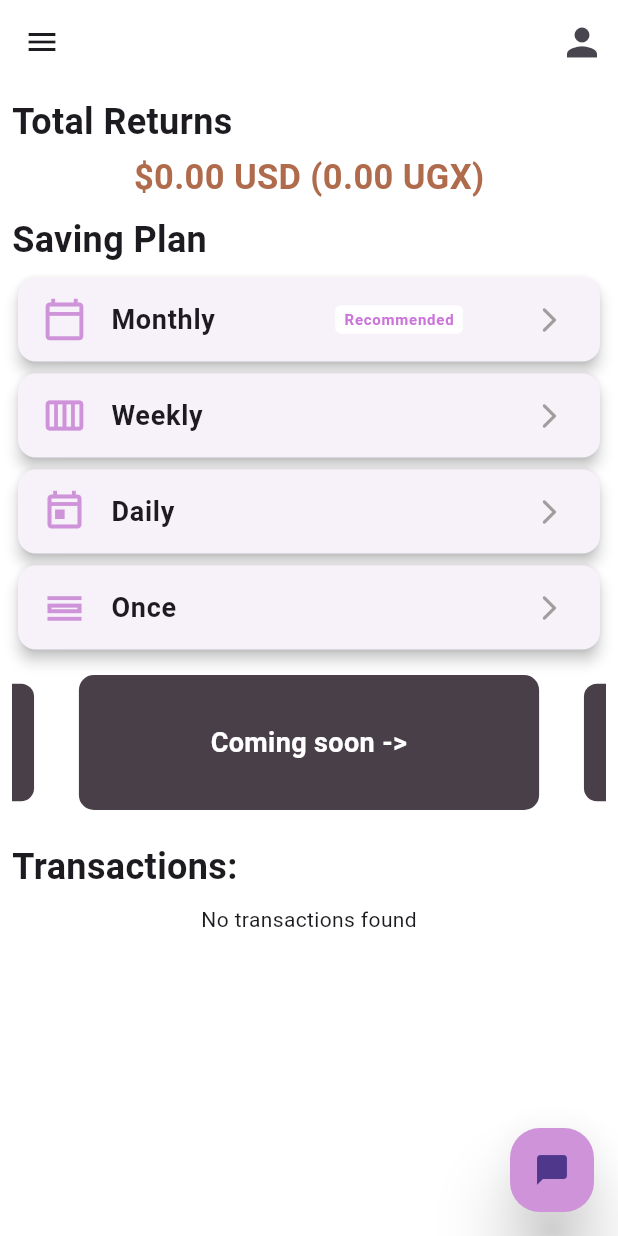
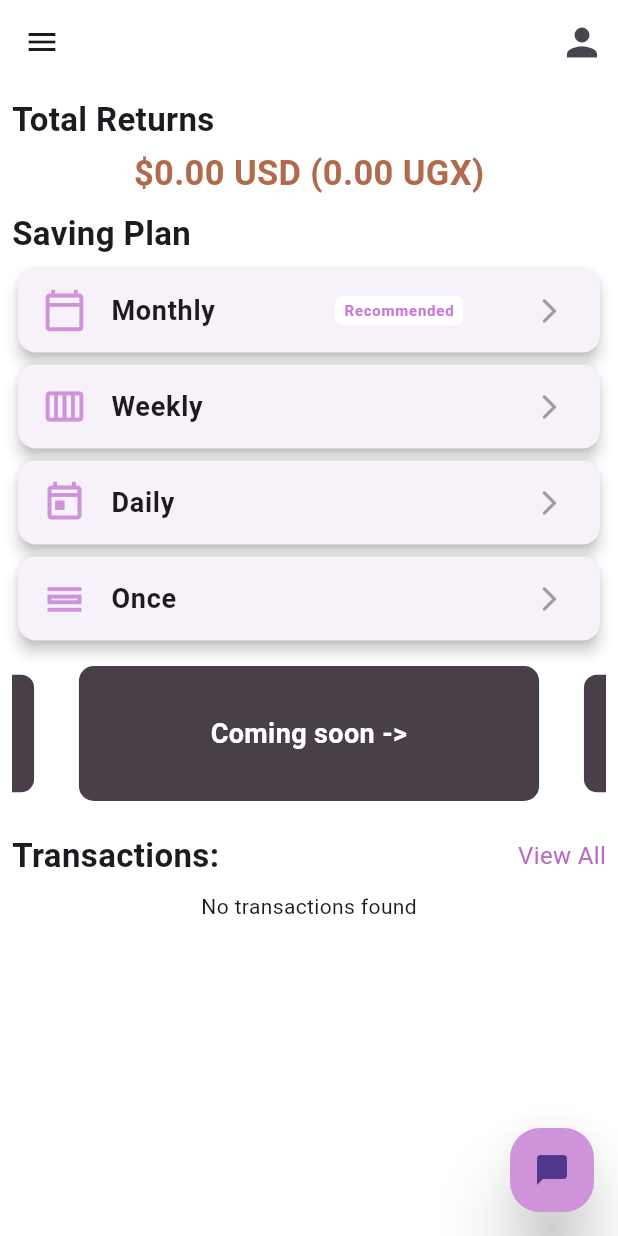
Before and after one commit to HerbertK-93/KcfApp, a Flutter app: the screen it shows once a user with an empty profile is signed in, on a phone screen of 412 x 824 dp. Run offline on Flutter 3.47's test engine with Material 3 defaults, Android fonts, the light colour scheme and no system bars; drawn by our look-alikes of carousel_slider; our stand-ins replace cached_network_image, cloud_firestore, firebase_auth, firebase_core, firebase_storage, image_picker and 1 more; accounts and stored records are empty.

Commit message:
Latest Changes

```diff
--- a/lib/main.dart
+++ b/lib/main.dart
@@ -38,12 +38,11 @@ class MyApp extends StatelessWidget {
       child: MaterialApp(
         debugShowCheckedModeBanner: false,
         title: 'Kings Cogent',
-        themeMode: ThemeMode.system, // Enable system theme mode
+        themeMode: ThemeMode.system,
         theme: ThemeData.light().copyWith(
           scaffoldBackgroundColor: Colors.white,
         ),
         darkTheme: ThemeData.dark().copyWith(
-            // Customize dark theme if needed
         ),
         builder: (context, child) {
           return MediaQuery(
@@ -54,7 +53,7 @@ class MyApp extends StatelessWidget {
         routes: {
           '/login': (context) => const LoginScreen(),
         },
-        home: const SplashScreen(), // Set SplashScreen as the home screen
+        home: const SplashScreen(),
       ),
     );
   }
--- a/lib/responsive/mobile_screen_layout.dart
+++ b/lib/responsive/mobile_screen_layout.dart
@@ -1,5 +1,6 @@
 import 'package:flutter/material.dart';
 import 'package:carousel_slider/carousel_slider.dart';
+import 'package:kings_cogent/screens/alltransactions_screen.dart';
 import 'package:kings_cogent/screens/daily_screen.dart';
 import 'package:kings_cogent/screens/monthly_screen.dart';
 import 'package:kings_cogent/screens/once_screen.dart';
@@ -33,10 +34,16 @@ class _MobileScreenLayoutState extends State<MobileScreenLayout> {
   double? expectedReturns;
   List<Map<String, dynamic>> _transactionHistory = [];
   double _totalMonthlyReturns = 0.0;
+  ValueNotifier<bool> _notifier = ValueNotifier(false);
 
   @override
   void initState() {
     super.initState();
+    _initSharedPreferences();
+  }
+
+  Future<void> _initSharedPreferences() async {
+    await SharedPreferences.getInstance();
     _loadTransactionHistory();
   }
 
@@ -44,28 +51,27 @@ class _MobileScreenLayoutState extends State<MobileScreenLayout> {
     SharedPreferences prefs = await SharedPreferences.getInstance();
     List<String>? history = prefs.getStringList('transaction_history');
     if (history != null) {
-      setState(() {
-        _transactionHistory = history.map((item) {
+      List<Map<String, dynamic>> updatedHistory = history.map((item) {
         Map<String, dynamic> transaction = {};
         List<String> details = item.split('|');
         transaction['date'] = details[0];
         transaction['amount'] = double.parse(details[1]);
         return transaction;
       }).toList();
-        _calculateTotalMonthlyReturns();
-      });
-    }
+
+      double total = 0.0;
+      const interestRate = 0.12;
+      for (var transaction in updatedHistory) {
+        total += transaction['amount'] + (transaction['amount'] * interestRate);
       }
 
-  void _calculateTotalMonthlyReturns() {
-    double total = 0.0;
-    const interestRate = 0.12;
-    for (var transaction in _transactionHistory) {
-      total += transaction['amount'] + (transaction['amount'] * interestRate);
-    }
       setState(() {
+        _transactionHistory = updatedHistory;
         _totalMonthlyReturns = total;
       });
+
+      _notifier.value = !_notifier.value; // Trigger UI update
+    }
   }
 
   @override
@@ -74,6 +80,9 @@ class _MobileScreenLayoutState extends State<MobileScreenLayout> {
     const conversionRate = 3600;
     final totalReturnsUGX = (_totalMonthlyReturns * conversionRate).toStringAsFixed(2);
 
+    return ValueListenableBuilder(
+      valueListenable: _notifier,
+      builder: (context, value, child) {
         return Scaffold(
           appBar: AppBar(
             backgroundColor: currentBrightness == Brightness.dark
@@ -101,7 +110,6 @@ class _MobileScreenLayoutState extends State<MobileScreenLayout> {
           drawer: const SideBar(),
           body: Padding(
             padding: const EdgeInsets.symmetric(horizontal: 8.0),
-        child: SingleChildScrollView(
             child: Column(
               crossAxisAlignment: CrossAxisAlignment.stretch,
               children: [
@@ -110,7 +118,7 @@ class _MobileScreenLayoutState extends State<MobileScreenLayout> {
                   child: Text(
                     'Total Returns',
                     style: TextStyle(
-                    fontSize: 24,
+                      fontSize: 22,
                       fontWeight: FontWeight.bold,
                     ),
                   ),
@@ -133,7 +141,7 @@ class _MobileScreenLayoutState extends State<MobileScreenLayout> {
                   child: Text(
                     'Saving Plan',
                     style: TextStyle(
-                    fontSize: 24,
+                      fontSize: 22,
                       fontWeight: FontWeight.bold,
                     ),
                   ),
@@ -190,14 +198,39 @@ class _MobileScreenLayoutState extends State<MobileScreenLayout> {
                 const SizedBox(height: 8),
                 const FinancialTipsCarousel(),
                 const SizedBox(height: 16),
+                Row(
+                  mainAxisAlignment: MainAxisAlignment.spaceBetween,
+                  children: [
                     const Text(
                       'Transactions:',
-                style: TextStyle(fontSize: 24, fontWeight: FontWeight.bold),
+                      style: TextStyle(fontSize: 22, fontWeight: FontWeight.bold),
+                    ),
+                    GestureDetector(
+                      onTap: () {
+                        Navigator.push(
+                          context,
+                          MaterialPageRoute(
+                            builder: (context) => AllTransactionsScreen(
+                              transactionHistory: _transactionHistory,
+                            ),
+                          ),
+                        );
+                      },
+                      child: const Text(
+                        'View All',
+                        style: TextStyle(
+                          fontSize: 16,
+                          color: Color.fromARGB(255, 182, 109, 195),
+                        ),
+                      ),
+                    ),
+                  ],
                 ),
                 const SizedBox(height: 8),
                 _transactionHistory.isEmpty
                     ? const Center(child: Text('No transactions found'))
-                  : ListView.builder(
+                    : Expanded(
+                        child: ListView.builder(
                           physics: const NeverScrollableScrollPhysics(),
                           shrinkWrap: true,
                           itemCount: _transactionHistory.length,
@@ -224,8 +257,8 @@ class _MobileScreenLayoutState extends State<MobileScreenLayout> {
                             );
                           },
                         ),
+                      ),
               ],
-          ),
             ),
           ),
           floatingActionButton: FloatingActionButton(
@@ -311,6 +344,8 @@ class _MobileScreenLayoutState extends State<MobileScreenLayout> {
             child: const Icon(Icons.chat_bubble),
           ),
           floatingActionButtonLocation: FloatingActionButtonLocation.endFloat,
+        );
+      },
     );
   }
 }
--- a/lib/screens/monthly_screen.dart
+++ b/lib/screens/monthly_screen.dart
@@ -20,6 +20,7 @@ class _MonthlyScreenState extends State<MonthlyScreen> {
   double _calculatedAmount = 0.0; // Amount after adding interest rate
   final double _conversionRate = 3600; // 1 USD = 3600 UGX (Ugandan Shillings)
   List<Map<String, dynamic>> _transactionHistory = []; // Transaction history
+  ValueNotifier<bool> _notifier = ValueNotifier(false);
 
   @override
   void initState() {
@@ -60,6 +61,7 @@ class _MonthlyScreenState extends State<MonthlyScreen> {
       return '${transaction['date']}|${transaction['amount']}';
     }).toList();
     await prefs.setStringList('transaction_history', history);
+    _notifier.value = !_notifier.value; // Trigger UI update
   }
 
   // Function to save defaults
```
Also changed, not shown: lib/screens/alltransactions_screen.dart (added, +43 -0 lines), pubspec.yaml (+0 -17 lines), pubspec.lock. Lines whose indentation alone changed are shown as unchanged.
